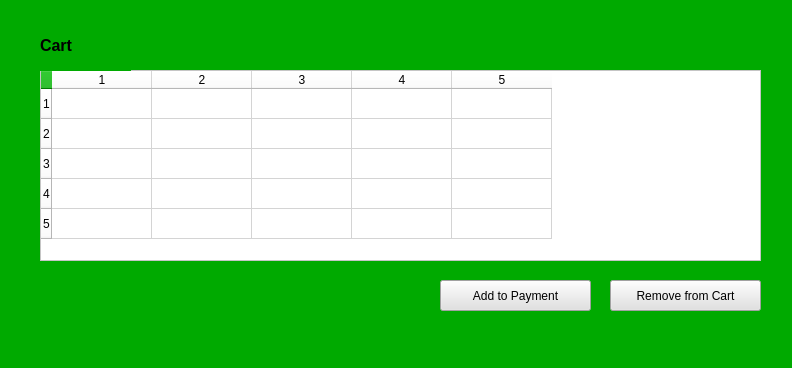
First picture: the form in cart.ui, repository bharata101/bosbuy, before the edit.
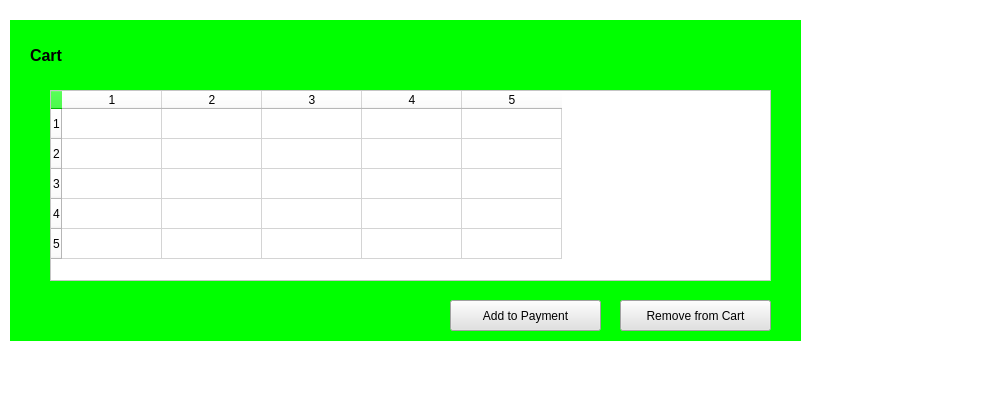
Second picture: the form after the edit.

Commit message: Commit #4: Fixed total payment, profile bugs, added add to cart from wishlist, all page async refreshed

What changed in the file:
```diff
--- a/cart.ui
+++ b/cart.ui
@@ -6,116 +6,35 @@
    <rect>
     <x>0</x>
     <y>0</y>
-    <width>792</width>
-    <height>368</height>
+    <width>1001</width>
+    <height>402</height>
    </rect>
   </property>
   <property name="palette">
    <palette>
-    <active>
-     <colorrole role="Button">
-      <brush brushstyle="SolidPattern">
-       <color alpha="255">
-        <red>0</red>
-        <green>170</green>
-        <blue>0</blue>
-       </color>
-      </brush>
-     </colorrole>
-     <colorrole role="Base">
-      <brush brushstyle="SolidPattern">
-       <color alpha="255">
-        <red>0</red>
-        <green>170</green>
-        <blue>0</blue>
-       </color>
-      </brush>
-     </colorrole>
-     <colorrole role="Window">
-      <brush brushstyle="SolidPattern">
-       <color alpha="255">
-        <red>0</red>
-        <green>170</green>
-        <blue>0</blue>
-       </color>
-      </brush>
-     </colorrole>
-    </active>
-    <inactive>
-     <colorrole role="Button">
-      <brush brushstyle="SolidPattern">
-       <color alpha="255">
-        <red>0</red>
-        <green>170</green>
-        <blue>0</blue>
-       </color>
-      </brush>
-     </colorrole>
-     <colorrole role="Base">
-      <brush brushstyle="SolidPattern">
-       <color alpha="255">
-        <red>0</red>
-        <green>170</green>
-        <blue>0</blue>
-       </color>
-      </brush>
-     </colorrole>
-     <colorrole role="Window">
-      <brush brushstyle="SolidPattern">
-       <color alpha="255">
-        <red>0</red>
-        <green>170</green>
-        <blue>0</blue>
-       </color>
-      </brush>
-     </colorrole>
-    </inactive>
-    <disabled>
-     <colorrole role="Button">
-      <brush brushstyle="SolidPattern">
-       <color alpha="255">
-        <red>0</red>
-        <green>170</green>
-        <blue>0</blue>
-       </color>
-      </brush>
-     </colorrole>
-     <colorrole role="Base">
-      <brush brushstyle="SolidPattern">
-       <color alpha="255">
-        <red>0</red>
-        <green>170</green>
-        <blue>0</blue>
-       </color>
-      </brush>
-     </colorrole>
-     <colorrole role="Window">
-      <brush brushstyle="SolidPattern">
-       <color alpha="255">
-        <red>0</red>
-        <green>170</green>
-        <blue>0</blue>
-       </color>
-      </brush>
-     </colorrole>
-    </disabled>
+    <active/>
+    <inactive/>
+    <disabled/>
    </palette>
   </property>
   <property name="windowTitle">
    <string>Form</string>
   </property>
   <property name="styleSheet">
-   <string notr="true">background-color: rgb(0, 170, 0);</string>
+   <string notr="true">background-color: rgb(255, 255, 255);</string>
   </property>
   <widget class="QWidget" name="listCart" native="true">
    <property name="geometry">
     <rect>
-     <x>0</x>
-     <y>0</y>
+     <x>10</x>
+     <y>20</y>
      <width>791</width>
      <height>321</height>
     </rect>
    </property>
+   <property name="styleSheet">
+    <string notr="true">background-color: rgb(0, 255, 0);</string>
+   </property>
    <widget class="QPushButton" name="removeFromCart">
     <property name="geometry">
      <rect>
@@ -177,12 +96,11 @@
     <column/>
     <column/>
    </widget>
-  </widget>
   <widget class="QLabel" name="label_8">
    <property name="geometry">
     <rect>
-     <x>40</x>
-     <y>20</y>
+      <x>20</x>
+      <y>10</y>
      <width>91</width>
      <height>51</height>
     </rect>
@@ -190,13 +108,13 @@
    <property name="font">
     <font>
      <pointsize>12</pointsize>
-     <weight>75</weight>
      <bold>true</bold>
     </font>
    </property>
    <property name="text">
     <string>Cart</string>
    </property>
+   </widget>
   </widget>
  </widget>
  <resources/>
```
Lines whose indentation alone changed are shown as unchanged. The commit also changes 25 other files.
